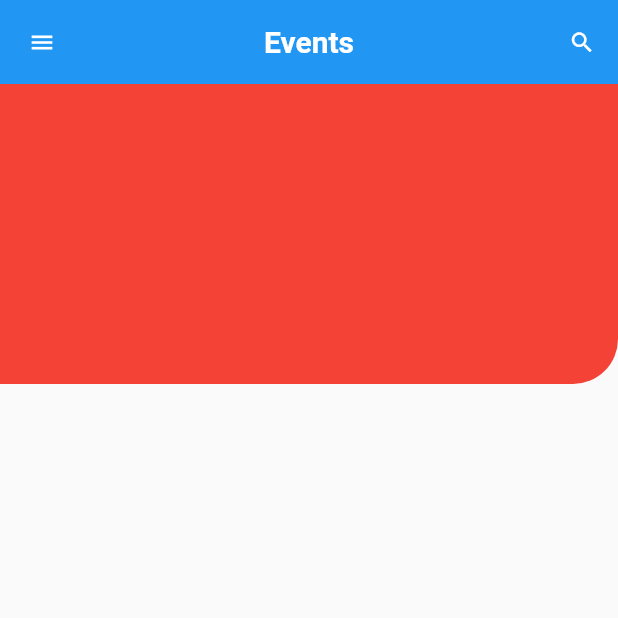
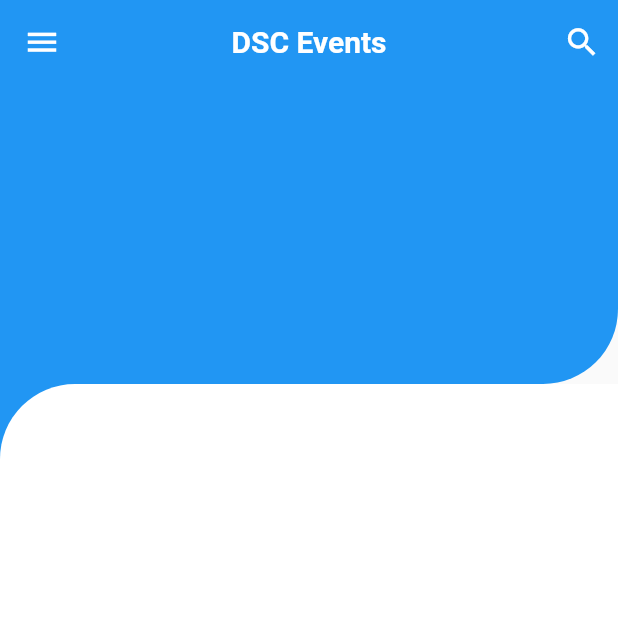
Before and after one commit to pratikstemkar/Events_App, a Flutter app: the screen it shows after launch, on a phone screen of 412 x 824 dp, the top half of it. Run offline on Flutter 3.47's test engine with Material 2 defaults, Android fonts, the light colour scheme and no system bars.

Commit message:
Layout  Done.

```diff
--- a/lib/screens/home_screen.dart
+++ b/lib/screens/home_screen.dart
@@ -11,7 +11,7 @@ class _HomeScreenState extends State<HomeScreen> {
     return Scaffold(
       appBar: AppBar(
         title: Text(
-          'Events',
+          'DSC Events',
           style: TextStyle(
             color: Colors.white,
             fontSize: 20.0,
@@ -22,14 +22,14 @@ class _HomeScreenState extends State<HomeScreen> {
         elevation: 0.0,
         leading: IconButton(
           icon: Icon(Icons.menu),
-          iconSize: 18.0,
+          iconSize: 25.0,
           color: Colors.white,
           onPressed: () {},
         ),
         actions: <Widget>[
           IconButton(
             icon: Icon(Icons.search),
-            iconSize: 18.0,
+            iconSize: 25.0,
             color: Colors.white,
             onPressed: () {},
           )
@@ -40,9 +40,30 @@ class _HomeScreenState extends State<HomeScreen> {
           Container(
             height: 200.0,
             decoration: BoxDecoration(
+              color: Colors.blue,
+              borderRadius: BorderRadius.only(
+                bottomRight: Radius.circular(50.0),
+              ),
+            ),
+          ),
+          Expanded(
+            child: Container(
               color: Colors.red,
-              borderRadius: BorderRadius.only(
-                bottomRight: Radius.circular(30.0),
+              child: Stack(
+                alignment: Alignment.topCenter,
+                children: <Widget>[
+                  Container(
+                    color: Colors.blue,
+                  ),
+                  Container(
+                    decoration: BoxDecoration(
+                      color: Colors.white,
+                      borderRadius: BorderRadius.only(
+                        topLeft: Radius.circular(50.0),
+                      ),
+                    ),
+                  ),
+                ],
               ),
             ),
           ),
```
